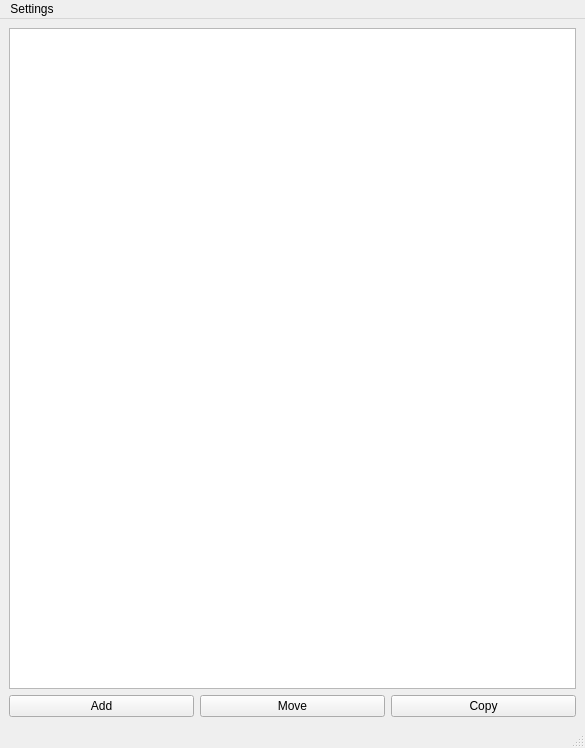
Above: ui/window.ui from damian-u-dev/FileBasket before the change. Below: the same form after it.
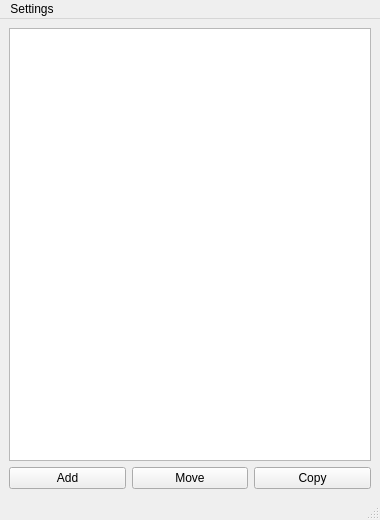
That is the form after the change. Icons and pictures are not drawn. Custom widgets are drawn as their Qt base class.

The edit to the form file:
```diff
--- a/ui/window.ui
+++ b/ui/window.ui
@@ -6,10 +6,16 @@
    <rect>
     <x>0</x>
     <y>0</y>
-    <width>585</width>
-    <height>748</height>
+    <width>380</width>
+    <height>520</height>
    </rect>
   </property>
+  <property name="minimumSize">
+   <size>
+    <width>380</width>
+    <height>520</height>
+   </size>
+  </property>
   <property name="windowTitle">
    <string>FileBasket</string>
   </property>
@@ -73,7 +79,7 @@
     <rect>
      <x>0</x>
      <y>0</y>
-     <width>585</width>
+     <width>380</width>
      <height>26</height>
     </rect>
    </property>
```
